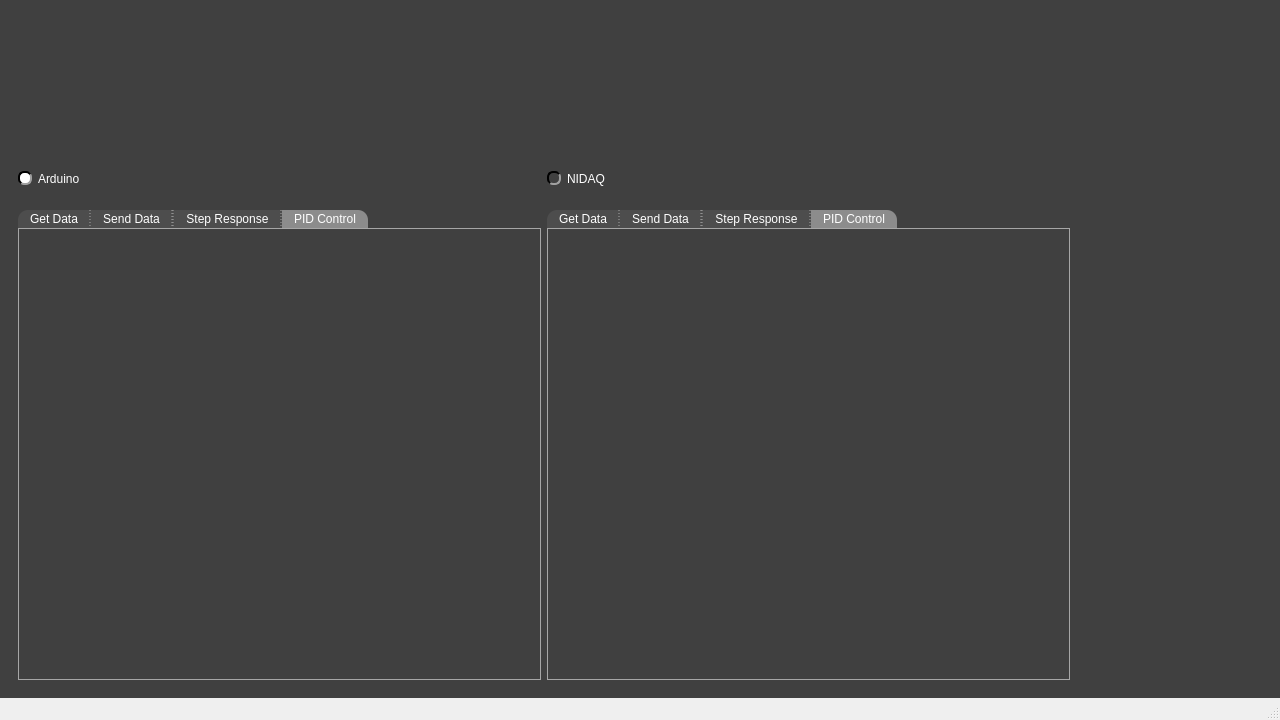
CayoRw/pydaq, file pydaq/uis/PyDAQ_Base.ui: the form before one commit.
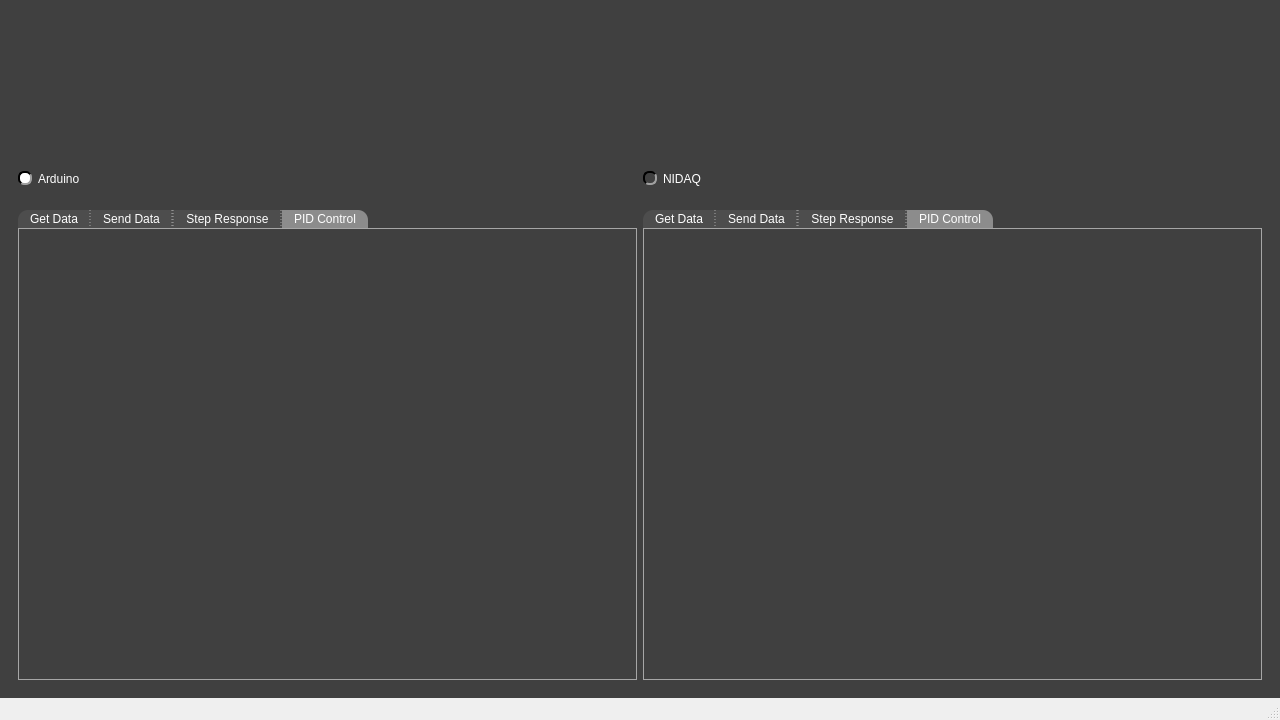
The form after the commit. Icons and pictures are not drawn. Custom widgets are drawn as their Qt base class.

Patch:
```diff
--- a/pydaq/uis/PyDAQ_Base.ui
+++ b/pydaq/uis/PyDAQ_Base.ui
@@ -516,7 +516,7 @@
                <rect>
                 <x>0</x>
                 <y>0</y>
-                <width>503</width>
+                <width>599</width>
                 <height>391</height>
                </rect>
               </property>
@@ -654,7 +654,7 @@
                <rect>
                 <x>0</x>
                 <y>0</y>
-                <width>503</width>
+                <width>599</width>
                 <height>391</height>
                </rect>
               </property>
@@ -673,7 +673,7 @@
       </layout>
      </widget>
     </item>
-    <item row="0" column="1">
+    <item row="0" column="0" alignment="Qt::AlignmentFlag::AlignHCenter">
      <widget class="QPushButton" name="logo">
       <property name="minimumSize">
        <size>
```
Left out of the diff: 12 changed lines with no effect on the pictures.
